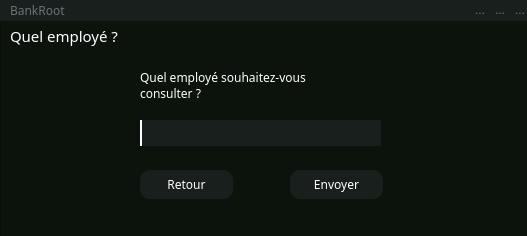
First picture: the form in quel_employe.ui, repository SparqueeZ/Bank-Root, before the edit.
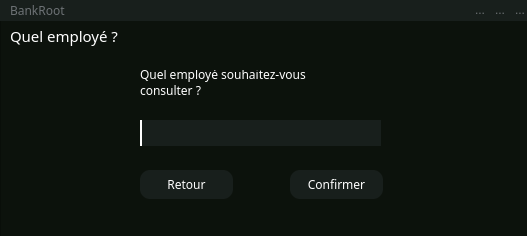
Second picture: the form after the edit. Icons and pictures are not drawn.

```diff
--- a/quel_employe.ui
+++ b/quel_employe.ui
@@ -37,7 +37,7 @@
       <x>140</x>
       <y>70</y>
       <width>241</width>
-      <height>31</height>
+      <height>41</height>
      </rect>
     </property>
     <property name="font">
@@ -125,8 +125,9 @@
     </property>
     <property name="font">
      <font>
-      <family>Montserrat</family>
+      <family>Montserrat Medium</family>
       <pointsize>9</pointsize>
+      <italic>false</italic>
      </font>
     </property>
     <property name="styleSheet">
@@ -151,7 +152,7 @@
 </string>
     </property>
     <property name="text">
-     <string>Envoyer</string>
+     <string>Confirmer</string>
     </property>
    </widget>
    <widget class="QLabel" name="label_5">
```
Left out of the diff: 13 changed lines with no effect on the pictures.
